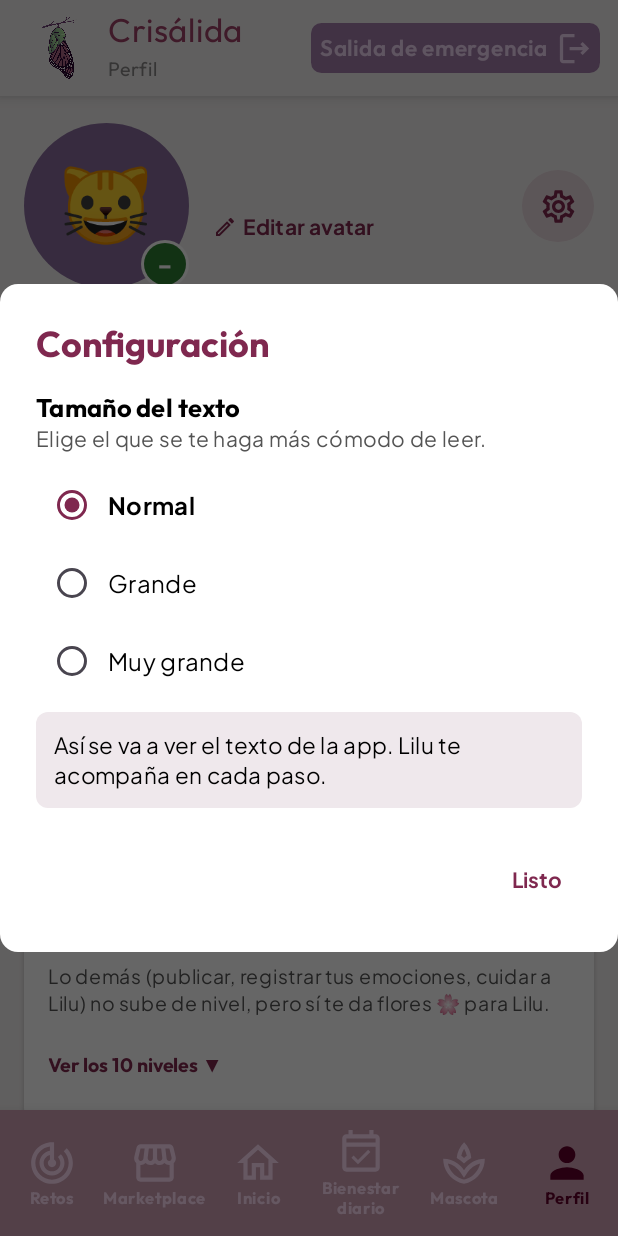
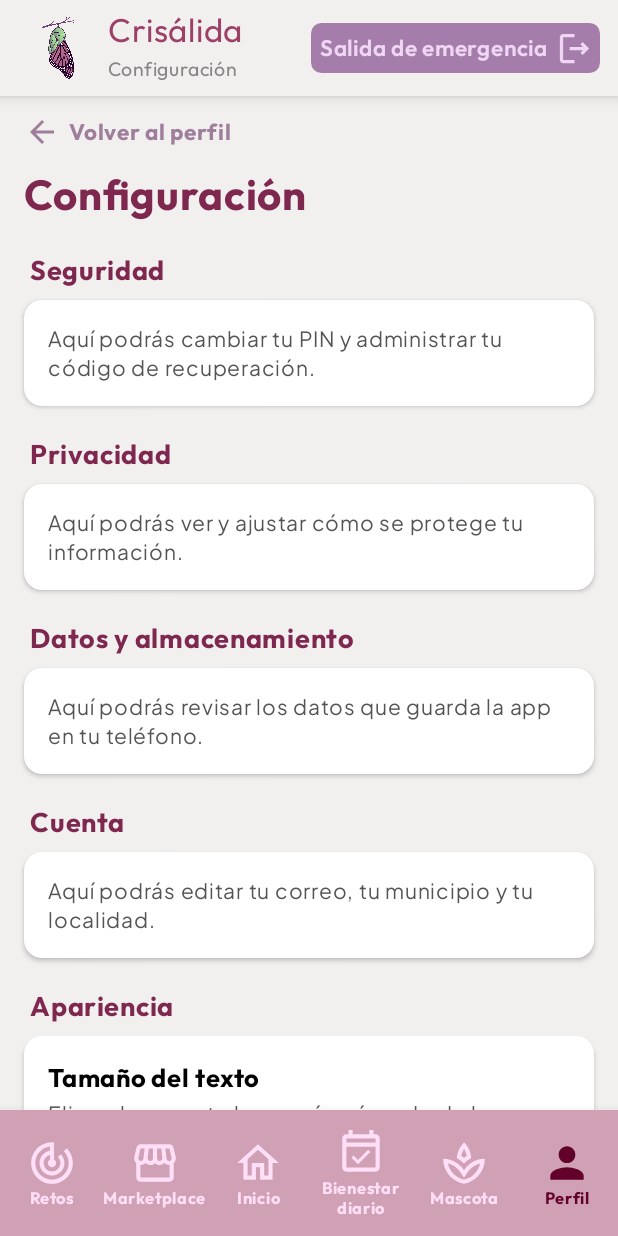
Before and after one commit to kyevegz/crisalida, an Android app built with Jetpack Compose: the PerfilScreen screen opened through its navigation route, after a tap on "Configuración", on a phone screen of 412 x 824 dp. Run offline under Robolectric (Android 15) with nearby library versions, the phone set to English and light mode, and no system bars.

Commit message:
feat(ui): estructurar la pantalla de configuracion

```diff
--- /dev/null
+++ b/app/src/main/java/com/example/crisalida/ui/theme/screens/ConfiguracionScreen.kt
@@ -0,0 +1,287 @@
+package com.example.crisalida.ui.theme.screens
+
+import android.content.Context
+import androidx.compose.foundation.background
+import androidx.compose.foundation.clickable
+import androidx.compose.foundation.layout.Arrangement
+import androidx.compose.foundation.layout.Box
+import androidx.compose.foundation.layout.Column
+import androidx.compose.foundation.layout.ColumnScope
+import androidx.compose.foundation.layout.Row
+import androidx.compose.foundation.layout.Spacer
+import androidx.compose.foundation.layout.fillMaxSize
+import androidx.compose.foundation.layout.fillMaxWidth
+import androidx.compose.foundation.layout.height
+import androidx.compose.foundation.layout.heightIn
+import androidx.compose.foundation.layout.padding
+import androidx.compose.foundation.rememberScrollState
+import androidx.compose.foundation.selection.selectable
+import androidx.compose.foundation.selection.selectableGroup
+import androidx.compose.foundation.shape.RoundedCornerShape
+import androidx.compose.foundation.verticalScroll
+import androidx.compose.material.icons.Icons
+import androidx.compose.material.icons.automirrored.filled.KeyboardArrowRight
+import androidx.compose.material3.Card
+import androidx.compose.material3.CardDefaults
+import androidx.compose.material3.Icon
+import androidx.compose.material3.RadioButton
+import androidx.compose.material3.RadioButtonDefaults
+import androidx.compose.material3.Text
+import androidx.compose.runtime.Composable
+import androidx.compose.ui.Alignment
+import androidx.compose.ui.Modifier
+import androidx.compose.ui.draw.clip
+import androidx.compose.ui.graphics.Color
+import androidx.compose.ui.platform.LocalContext
+import androidx.compose.ui.semantics.Role
+import androidx.compose.ui.semantics.heading
+import androidx.compose.ui.semantics.semantics
+import androidx.compose.ui.text.font.FontWeight
+import androidx.compose.ui.unit.dp
+import androidx.compose.ui.unit.sp
+import com.example.crisalida.ui.theme.screens.CrisalidaScaffold
+import com.example.crisalida.ui.theme.AjustesTexto
+import com.example.crisalida.ui.theme.ColorFondoApp
+import com.example.crisalida.ui.theme.ConEscalaLimitada
+import com.example.crisalida.ui.theme.JakartaSansFont
+import com.example.crisalida.ui.theme.OutfitFont
+
+private val MkTitulo = Color(0xFF7F284F)
+private val MkSubtitulo = Color(0xFF545454)
+private val MkFondoItem = Color(0xFFEFE8EC)
+
+// Configuración: se abre desde el engrane del Perfil. Las secciones Seguridad, Privacidad, Datos y
+// almacenamiento y Cuenta se irán llenando en sus propios issues; Apariencia ya tiene el tamaño de
+// texto (antes era un diálogo en Perfil) y Ayuda lleva a las líneas de apoyo.
+@Composable
+fun ConfiguracionScreen(
+    onNavigate: (String) -> Unit,
+    onVolver: () -> Unit
+) {
+    val contexto = LocalContext.current
+    CrisalidaScaffold(
+        currentTitle = "Configuración",
+        selectedTab = 5, // sigue resaltando Perfil
+        onNavigate = onNavigate
+    ) { innerPadding ->
+        ContenidoCentrado(innerPadding) {
+            ContenidoConfiguracion(
+                contexto = contexto,
+                onVolver = onVolver,
+                onAbrirAyuda = { onNavigate("respirar_lilu") }
+            )
+        }
+    }
+}
+
+@Composable
+private fun ContenidoConfiguracion(
+    contexto: Context,
+    onVolver: () -> Unit,
+    onAbrirAyuda: () -> Unit
+) {
+    Column(
+        modifier = Modifier
+            .fillMaxSize()
+            .verticalScroll(rememberScrollState())
+    ) {
+        BarraVolver("Volver al perfil", onVolver)
+
+        Column(
+            modifier = Modifier.padding(start = 16.dp, end = 16.dp, bottom = 36.dp),
+            verticalArrangement = Arrangement.spacedBy(20.dp)
+        ) {
+            ConEscalaLimitada(tope = 1.3f) {
+                Text(
+                    text = "Configuración",
+                    fontFamily = OutfitFont,
+                    fontWeight = FontWeight.Bold,
+                    fontSize = 28.sp,
+                    color = MkTitulo,
+                    modifier = Modifier.semantics { heading() }
+                )
+            }
+
+            SeccionConfiguracion("Seguridad") {
+                TextoProximamente("Aquí podrás cambiar tu PIN y administrar tu código de recuperación.")
+            }
+
+            SeccionConfiguracion("Privacidad") {
+                TextoProximamente("Aquí podrás ver y ajustar cómo se protege tu información.")
+            }
+
+            SeccionConfiguracion("Datos y almacenamiento") {
+                TextoProximamente("Aquí podrás revisar los datos que guarda la app en tu teléfono.")
+            }
+
+            SeccionConfiguracion("Cuenta") {
+                TextoProximamente("Aquí podrás editar tu correo, tu municipio y tu localidad.")
+            }
+
+            SeccionConfiguracion("Apariencia") {
+                OpcionesTamanoTexto(contexto)
+            }
+
+            SeccionConfiguracion("Ayuda") {
+                FilaNavegable(
+                    texto = "Líneas de ayuda y respirar con Lilu",
+                    accion = "Abrir líneas de ayuda",
+                    onClick = onAbrirAyuda
+                )
+            }
+        }
+    }
+}
+
+// Una sección: título (TalkBack lo anuncia como encabezado y permite saltar entre secciones)
+// y una tarjeta con su contenido
+@Composable
+private fun SeccionConfiguracion(
+    titulo: String,
+    contenido: @Composable ColumnScope.() -> Unit
+) {
+    Column(verticalArrangement = Arrangement.spacedBy(8.dp)) {
+        Text(
+            text = titulo,
+            fontFamily = OutfitFont,
+            fontWeight = FontWeight.Bold,
+            fontSize = 18.sp,
+            color = MkTitulo,
+            modifier = Modifier
+                .padding(start = 4.dp)
+                .semantics { heading() }
+        )
+        Card(
+            shape = RoundedCornerShape(12.dp),
+            colors = CardDefaults.cardColors(containerColor = Color.White),
+            elevation = CardDefaults.cardElevation(defaultElevation = 2.dp),
+            modifier = Modifier.fillMaxWidth()
+        ) {
+            Column(
+                modifier = Modifier
+                    .fillMaxWidth()
+                    .padding(16.dp),
+                content = contenido
+            )
+        }
+    }
+}
+
+@Composable
+private fun TextoProximamente(texto: String) {
+    Text(
+        text = texto,
+        fontFamily = JakartaSansFont,
+        fontSize = 14.sp,
+        lineHeight = 19.sp,
+        color = MkSubtitulo
+    )
+}
+
+@Composable
+private fun FilaNavegable(texto: String, accion: String, onClick: () -> Unit) {
+    Row(
+        modifier = Modifier
+            .fillMaxWidth()
+            .heightIn(min = 48.dp)
+            .clip(RoundedCornerShape(8.dp))
+            .clickable(onClickLabel = accion, role = Role.Button, onClick = onClick),
+        verticalAlignment = Alignment.CenterVertically
+    ) {
+        Text(
+            text = texto,
+            fontFamily = JakartaSansFont,
+            fontWeight = FontWeight.Bold,
+            fontSize = 15.sp,
+            color = MkTitulo,
+            modifier = Modifier
+                .weight(1f)
+                .padding(end = 8.dp)
+        )
+        Icon(
+            imageVector = Icons.AutoMirrored.Filled.KeyboardArrowRight,
+            contentDescription = null,
+            tint = MkTitulo
+        )
+    }
+}
+
+// el tamaño de letra de antes (Normal / Grande / Muy grande), con la misma lógica: AjustesTexto lo guarda
+// en el teléfono y se aplica al instante. Cada opción es un solo elemento para TalkBack
+// ("Grande, botón de selección, seleccionado")
+@Composable
+private fun OpcionesTamanoTexto(contexto: Context) {
+    Text(
+        text = "Tamaño del texto",
+        fontFamily = OutfitFont,
+        fontWeight = FontWeight.Bold,
+        fontSize = 17.sp,
+        color = Color.Black
+    )
+    Text(
+        text = "Elige el que se te haga más cómodo de leer.",
+        fontFamily = JakartaSansFont,
+        fontSize = 14.sp,
+        color = MkSubtitulo
+    )
+    Spacer(modifier = Modifier.height(8.dp))
+    Column(modifier = Modifier.selectableGroup()) {
+        AjustesTexto.opciones.forEach { (nombre, valor) ->
+            val elegida = AjustesTexto.escala == valor
+            Row(
+                modifier = Modifier
+                    .fillMaxWidth()
+                    .heightIn(min = 48.dp)
+                    .clip(RoundedCornerShape(8.dp))
+                    .selectable(
+                        selected = elegida,
+                        onClick = { AjustesTexto.cambiar(contexto, valor) },
+                        role = Role.RadioButton
+                    ),
+                verticalAlignment = Alignment.CenterVertically
+            ) {
+                RadioButton(
+                    selected = elegida,
+                    onClick = null, // el clic lo maneja toda la fila
+                    colors = RadioButtonDefaults.colors(selectedColor = MkTitulo),
+                    modifier = Modifier.padding(horizontal = 12.dp)
+                )
+                Text(
+                    text = nombre,
+                    fontFamily = JakartaSansFont,
+                    fontWeight = if (elegida) FontWeight.Bold else FontWeight.Normal,
+                    fontSize = 16.sp,
+                    color = Color.Black
+                )
+            }
+        }
+    }
+    Spacer(modifier = Modifier.height(8.dp))
+    Box(
+        modifier = Modifier
+            .fillMaxWidth()
+            .clip(RoundedCornerShape(8.dp))
+            .background(MkFondoItem)
+            .padding(12.dp)
+    ) {
+        Text(
+            text = "Así se va a ver el texto de la app. Lilu te acompaña en cada paso.",
+            fontFamily = JakartaSansFont,
+            fontSize = 15.sp,
+            color = Color.Black
+        )
+    }
+}
+
+// Para revisar sin emulador (Preview: 320 dp, texto al 200 %, horizontal)
+@PreviewResponsivo
+@Composable
+private fun PreviewConfiguracion() {
+    Box(modifier = Modifier.background(ColorFondoApp)) {
+        ContenidoConfiguracion(
+            contexto = LocalContext.current,
+            onVolver = {},
+            onAbrirAyuda = {}
+        )
+    }
+}
--- a/app/src/main/java/com/example/crisalida/ui/theme/screens/Navegacion.kt
+++ b/app/src/main/java/com/example/crisalida/ui/theme/screens/Navegacion.kt
@@ -69,6 +69,7 @@ fun NavGraphBuilder.pantallasPrincipales(navController: NavHostController) {
         ConEscalaDeTexto {
             PerfilScreen(
                 onNavigate = ir, onEditar = editar,
+                onAbrirConfiguracion = { navController.navigate("configuracion") },
                 onCerrarSesion = {
                     SesionActual.cerrar()
                     navController.navigate("login") { popUpTo(0) { inclusive = true } }
@@ -77,6 +78,7 @@ fun NavGraphBuilder.pantallasPrincipales(navController: NavHostController) {
         }
     }
 
+    composable("configuracion") { ConEscalaDeTexto { ConfiguracionScreen(onNavigate = ir, onVolver = volver) } }
     composable("respirar_lilu") { ConEscalaDeTexto { RespirarLiluScreen(onNavigate = ir) } }
     composable("portafolio_completo") { ConEscalaDeTexto { PortafolioScreen(onNavigate = ir, onEditar = editar) } }
     composable("publicar_producto") { ConEscalaDeTexto { PublicarProductoScreen(onNavigate = ir) } }
--- a/app/src/main/java/com/example/crisalida/ui/theme/screens/PerfilScreen.kt
+++ b/app/src/main/java/com/example/crisalida/ui/theme/screens/PerfilScreen.kt
@@ -2,6 +2,7 @@ package com.example.crisalida.ui.theme.screens
 
 import androidx.compose.ui.platform.LocalDensity
 import androidx.compose.ui.platform.LocalConfiguration
+import androidx.compose.ui.semantics.Role
 import androidx.annotation.DrawableRes
 import androidx.compose.foundation.Image
 import androidx.compose.foundation.background
@@ -31,7 +32,6 @@ import androidx.compose.ui.Modifier
 import androidx.compose.ui.draw.clip
 import androidx.compose.ui.graphics.Color
 import androidx.compose.ui.layout.ContentScale
-import androidx.compose.ui.platform.LocalContext
 import androidx.compose.ui.res.painterResource
 import androidx.compose.ui.text.font.FontWeight
 import androidx.compose.ui.text.style.TextAlign
@@ -84,14 +84,13 @@ data class HabilidadInsignia(
 fun PerfilScreen(
     onNavigate: (String) -> Unit,
     onEditar: (String) -> Unit = {},
+    onAbrirConfiguracion: () -> Unit = {},
     onCerrarSesion: () -> Unit = {}
 ) {
     val scrollState = rememberScrollState()
 
     val scope = rememberCoroutineScope()
     var mostrarSelectorAvatar by remember { mutableStateOf(false) }
-    var mostrarConfiguracion by remember { mutableStateOf(false) }
-    val contexto = LocalContext.current
     var avatarSeleccionado by remember { mutableStateOf(SesionActual.avatar) }
     var mensajeInfo by remember { mutableStateOf<String?>(null) }
 
@@ -212,7 +211,7 @@ fun PerfilScreen(
                             .size(48.dp)
                             .clip(CircleShape)
                             .background(MkBarraFondo)
-                            .clickable { mostrarConfiguracion = true },
+                            .clickable(role = Role.Button, onClick = onAbrirConfiguracion),
                         contentAlignment = Alignment.Center
                     ) {
                         Icon(
@@ -605,70 +604,6 @@ fun PerfilScreen(
         )
     }
 
-    //config
-    if (mostrarConfiguracion) {
-        AlertDialog(
-            onDismissRequest = { mostrarConfiguracion = false },
-            title = {
-                Text(text = "Configuración", fontFamily = OutfitFont, fontWeight = FontWeight.Bold, color = MkTitulo)
-            },
-            text = {
-                Column(modifier = Modifier.verticalScroll(rememberScrollState())) {
-                    Text(text = "Tamaño del texto", fontFamily = OutfitFont, fontWeight = FontWeight.Bold, fontSize = 17.sp, color = Color.Black)
-                    Text(
-                        text = "Elige el que se te haga más cómodo de leer.",
-                        fontFamily = JakartaSansFont, fontSize = 14.sp, color = MkSubtitulo
-                    )
-                    Spacer(modifier = Modifier.height(8.dp))
-                    AjustesTexto.opciones.forEach { (nombre, valor) ->
-                        val elegida = AjustesTexto.escala == valor
-                        Row(
-                            modifier = Modifier
-                                .fillMaxWidth()
-                                .clip(RoundedCornerShape(8.dp))
-                                .clickable { AjustesTexto.cambiar(contexto, valor) }
-                                .padding(vertical = 2.dp),
-                            verticalAlignment = Alignment.CenterVertically
-                        ) {
-                            RadioButton(
-                                selected = elegida,
-                                onClick = { AjustesTexto.cambiar(contexto, valor) },
-                                colors = RadioButtonDefaults.colors(selectedColor = MkTitulo)
-                            )
-                            Text(
-                                text = nombre,
-                                fontFamily = JakartaSansFont,
-                                fontWeight = if (elegida) FontWeight.Bold else FontWeight.Normal,
-                                fontSize = 16.sp,
-                                color = Color.Black
-                            )
-                        }
-                    }
-                    Spacer(modifier = Modifier.height(8.dp))
-                    Box(
-                        modifier = Modifier
-                            .fillMaxWidth()
-                            .clip(RoundedCornerShape(8.dp))
-                            .background(MkFondoItem)
-                            .padding(12.dp)
-                    ) {
-                        Text(
-                            text = "Así se va a ver el texto de la app. Lilu te acompaña en cada paso.",
-                            fontFamily = JakartaSansFont, fontSize = 15.sp, color = Color.Black
-                        )
-                    }
-                }
-            },
-            confirmButton = {
-                TextButton(onClick = { mostrarConfiguracion = false }) {
-                    Text(text = "Listo", fontFamily = JakartaSansFont, fontWeight = FontWeight.Bold, color = MkTitulo)
-                }
-            },
-            containerColor = Color.White,
-            shape = RoundedCornerShape(12.dp)
-        )
-    }
-
     //selector de Avatar
     if (mostrarSelectorAvatar) {
         AlertDialog(
```
